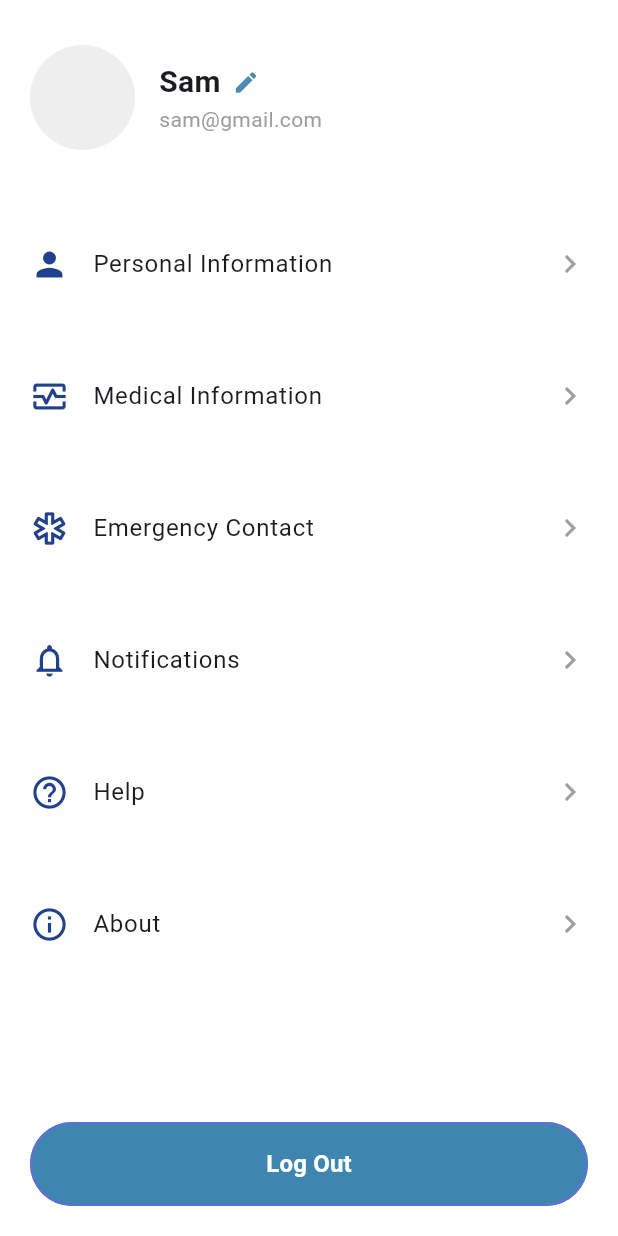
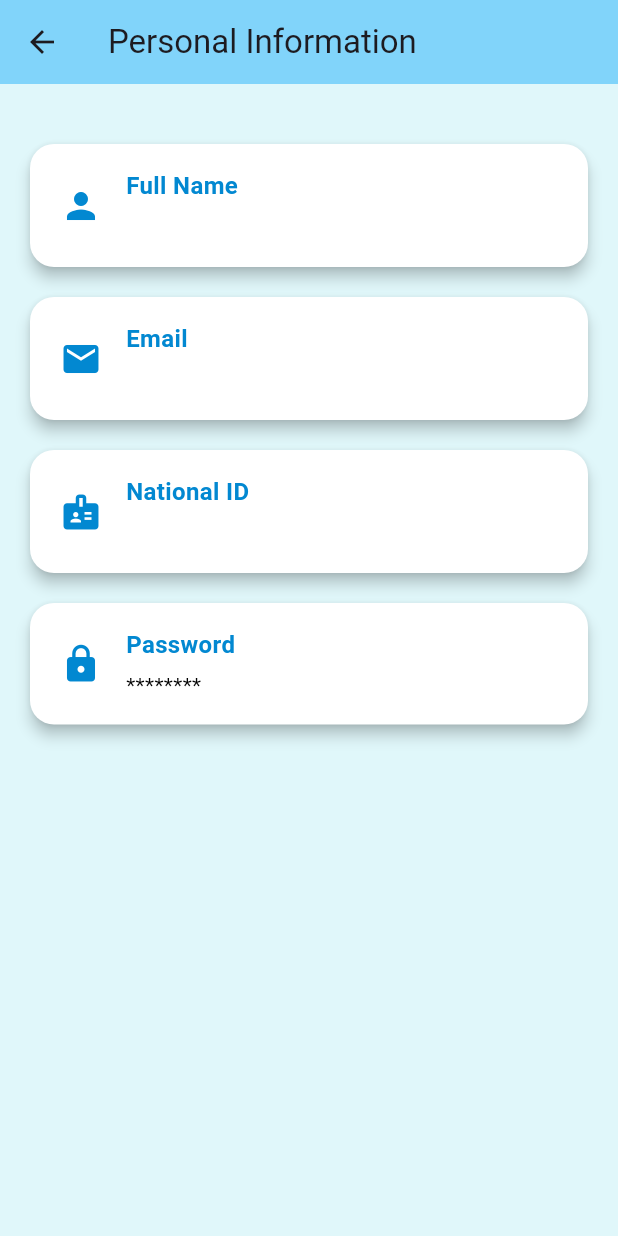
Before and after one commit to sara-787/health_care_app, a Flutter app: the Account screen opened by its route, after a tap on "Personal Information", on a phone screen of 412 x 824 dp. Run offline on Flutter 3.47's test engine with Material 3 defaults, Android fonts, the phone set to English and light mode, and no system bars; our stand-ins replace animated_splash_screen, cloud_firestore, firebase_auth, firebase_core, google_fonts, lottie; accounts and stored records are empty.

Commit message:
firebase_auth and profile updated

```diff
--- a/lib/presentation/screens/account.dart
+++ b/lib/presentation/screens/account.dart
@@ -1,14 +1,56 @@
 import 'package:flutter/material.dart';
-import 'package:health_care_app/widgets/account_menu.dart';
+import 'package:firebase_auth/firebase_auth.dart';
+import 'package:cloud_firestore/cloud_firestore.dart';
+import '../../widgets/account_menu.dart';
+import 'personal_information_page.dart';
+
 class Account extends StatelessWidget {
   const Account({super.key});
+
+  Future<Map<String, dynamic>> getUserData() async {
+    final user = FirebaseAuth.instance.currentUser;
+
+    if (user == null) {
+      throw Exception('User not logged in');
+    }
+
+    final doc = await FirebaseFirestore.instance
+        .collection('users')
+        .doc(user.uid)
+        .get();
+
+    if (!doc.exists) {
+      throw Exception('User data not found');
+    }
+
+    return doc.data()!;
+  }
 
   @override
   Widget build(BuildContext context) {
     return Scaffold(
       backgroundColor: Colors.white,
       body: SafeArea(
-        child: Column(
+        child: FutureBuilder<Map<String, dynamic>>(
+          future: getUserData(),
+          builder: (context, snapshot) {
+            if (snapshot.connectionState == ConnectionState.waiting) {
+              return const Center(child: CircularProgressIndicator());
+            }
+
+            if (snapshot.hasError) {
+              return Center(
+                child: Text(
+                  snapshot.error.toString(),
+                  style: const TextStyle(color: Colors.red),
+                ),
+              );
+            }
+
+            final data = snapshot.data!;
+            final email = FirebaseAuth.instance.currentUser!.email ?? '';
+
+            return Column(
               children: [
 
                 Padding(
@@ -18,27 +60,25 @@ class Account extends StatelessWidget {
                       CircleAvatar(
                         radius: 35,
                         backgroundColor: Colors.grey.shade200,
+                        child: const Icon(Icons.person, size: 40),
                       ),
                       const SizedBox(width: 16),
                       Column(
                         crossAxisAlignment: CrossAxisAlignment.start,
                         children: [
-                      Row(
-                        children: const [
                           Text(
-                            'Sam',
-                            style: TextStyle(
+                            data['fullName'],
+                            style: const TextStyle(
                               fontSize: 20,
                               fontWeight: FontWeight.bold,
                             ),
                           ),
-                          SizedBox(width: 8),
-                          Icon(Icons.edit, size: 18, color: Color.fromARGB(255, 76, 140, 175)),
-                        ],
+                          Text(
+                            email,
+                            style: const TextStyle(
+                              color: Colors.grey,
+                              fontSize: 14,
                             ),
-                      const Text(
-                        'sam@gmail.com',
-                        style: TextStyle(color: Colors.grey, fontSize: 14),
                           ),
                         ],
                       ),
@@ -48,25 +88,53 @@ class Account extends StatelessWidget {
 
                 const SizedBox(height: 20),
 
+
                 Expanded(
                   child: ListView(
                     padding: const EdgeInsets.symmetric(horizontal: 20),
-                children: const [
-                  AccountMenuItem(icon: Icons.person, title: 'Personal Information'),
-                  SizedBox(height: 16,),
-                  AccountMenuItem(icon: Icons.monitor_heart_outlined, title: 'Medical Information'),
-                  SizedBox(height: 16,),
-                  AccountMenuItem(icon: Icons.emergency_outlined, title: 'Emergency Contact'),
-                  SizedBox(height: 16,),
-                  AccountMenuItem(icon: Icons.notifications_outlined, title: 'Notifications'),
-                  SizedBox(height: 16,),
-                  AccountMenuItem(icon: Icons.help_outline, title: 'Help'),
-                  SizedBox(height: 16,),
-                  AccountMenuItem(icon: Icons.info_outline, title: 'About'),
-                  SizedBox(height: 16,),
+                    children: [
+                      AccountMenuItem(
+                        icon: Icons.person,
+                        title: 'Personal Information',
+                        onTap: () {
+                          Navigator.push(
+                            context,
+                            MaterialPageRoute(
+                              builder: (_) =>
+                              const PersonalInformationPage(),
+                            ),
+                          );
+                        },
+                      ),
+                      const SizedBox(height: 16),
+                      const AccountMenuItem(
+                        icon: Icons.monitor_heart_outlined,
+                        title: 'Medical Information',
+                      ),
+                      const SizedBox(height: 16),
+                      const AccountMenuItem(
+                        icon: Icons.emergency_outlined,
+                        title: 'Emergency Contact',
+                      ),
+                      const SizedBox(height: 16),
+                      const AccountMenuItem(
+                        icon: Icons.notifications_outlined,
+                        title: 'Notifications',
+                      ),
+                      const SizedBox(height: 16),
+                      const AccountMenuItem(
+                        icon: Icons.help_outline,
+                        title: 'Help',
+                      ),
+                      const SizedBox(height: 16),
+                      const AccountMenuItem(
+                        icon: Icons.info_outline,
+                        title: 'About',
+                      ),
                     ],
                   ),
                 ),
+
 
                 Padding(
                   padding: const EdgeInsets.all(20),
@@ -74,29 +142,17 @@ class Account extends StatelessWidget {
                     width: double.infinity,
                     height: 56,
                     child: ElevatedButton(
-                  onPressed: () {
-                    Navigator.pushReplacementNamed(context, '/getStarted');
+                      onPressed: () async {
+                        await FirebaseAuth.instance.signOut();
+                        Navigator.pushReplacementNamed(context, '/login');
                       },
-                  style: ElevatedButton.styleFrom(
-                    backgroundColor: const Color.fromARGB(255, 62, 134, 176),
-                    foregroundColor: const Color.fromARGB(255, 255, 255, 255),
-                    elevation: 0,
-                    shape: RoundedRectangleBorder(
-                      borderRadius: BorderRadius.circular(28),
-                      side: const BorderSide(color: Color.fromARGB(255, 93, 114, 208), width: 1.5),
-                    ),
-                  ),
-                  child: const Text(
-                    'Log Out',
-                    style: TextStyle(
-                      fontSize: 16,
-                      fontWeight: FontWeight.w600,
-                    ),
-                  ),
+                      child: const Text('Log Out'),
                     ),
                   ),
                 ),
               ],
+            );
+          },
         ),
       ),
     );
--- /dev/null
+++ b/lib/presentation/screens/personal_information_page.dart
@@ -0,0 +1,118 @@
+import 'package:flutter/material.dart';
+import 'package:firebase_auth/firebase_auth.dart';
+import 'package:cloud_firestore/cloud_firestore.dart';
+
+class PersonalInformationPage extends StatelessWidget {
+  const PersonalInformationPage({super.key});
+
+  Future<Map<String, dynamic>> getUserData() async {
+    final user = FirebaseAuth.instance.currentUser;
+
+    if (user == null) {
+      throw Exception('User not logged in');
+    }
+
+    final doc = await FirebaseFirestore.instance
+        .collection('users')
+        .doc(user.uid)
+        .get();
+
+    if (!doc.exists) {
+      throw Exception('User data not found');
+    }
+
+    return doc.data()!;
+  }
+
+  @override
+  Widget build(BuildContext context) {
+    return Scaffold(
+      backgroundColor: const Color(0xFFE0F7FA),
+      appBar: AppBar(
+        title: const Text('Personal Information'),
+        backgroundColor: const Color(0xFF81D4FA),
+        elevation: 0,
+      ),
+      body: FutureBuilder<Map<String, dynamic>>(
+        future: getUserData(),
+        builder: (context, snapshot) {
+          if (snapshot.connectionState == ConnectionState.waiting) {
+            return const Center(
+                child: CircularProgressIndicator(color: Color(0xFF81D4FA)));
+          }
+
+          if (snapshot.hasError) {
+            return Center(
+              child: Text(
+                snapshot.error.toString(),
+                style: const TextStyle(color: Colors.red),
+              ),
+            );
+          }
+
+          final data = snapshot.data!;
+          final email = FirebaseAuth.instance.currentUser!.email ?? '';
+
+          return SingleChildScrollView(
+            padding: const EdgeInsets.all(16),
+            child: Column(
+              crossAxisAlignment: CrossAxisAlignment.stretch,
+              children: [
+                const SizedBox(height: 20),
+                _infoCard(Icons.person, 'Full Name', data['fullName']),
+                const SizedBox(height: 12),
+                _infoCard(Icons.email, 'Email', email),
+                const SizedBox(height: 12),
+                _infoCard(Icons.badge, 'National ID', data['nationalId']),
+                const SizedBox(height: 12),
+                _infoCard(Icons.lock, 'Password', '********'),
+              ],
+            ),
+          );
+        },
+      ),
+    );
+  }
+
+  Widget _infoCard(IconData icon, String title, String value) {
+    return Card(
+      elevation: 4,
+      shape: RoundedRectangleBorder(borderRadius: BorderRadius.circular(16)),
+      color: Colors.white,
+      child: Padding(
+        padding: const EdgeInsets.symmetric(vertical: 16, horizontal: 20),
+        child: Row(
+          children: [
+            Icon(icon, color: const Color(0xFF0288D1), size: 28),
+            const SizedBox(width: 16),
+            Expanded(
+              child: Column(
+                crossAxisAlignment: CrossAxisAlignment.start,
+                children: [
+
+                  Text(
+                    title,
+                    style: const TextStyle(
+                      fontWeight: FontWeight.bold,
+                      fontSize: 16,
+                      color: Color(0xFF0288D1),
+                    ),
+                  ),
+                  const SizedBox(height: 6),
+
+                  Text(
+                    value,
+                    style: const TextStyle(
+                      fontSize: 14,
+                      color: Colors.black,
+                    ),
+                  ),
+                ],
+              ),
+            ),
+          ],
+        ),
+      ),
+    );
+  }
+}
```
Also changed, not shown: lib/presentation/screens/login_screen.dart (+45 -30 lines), lib/presentation/screens/signup_screen.dart (+58 -44 lines), lib/widgets/account_menu.dart (+8 -3 lines), pubspec.lock. Lines whose indentation alone changed are shown as unchanged.
